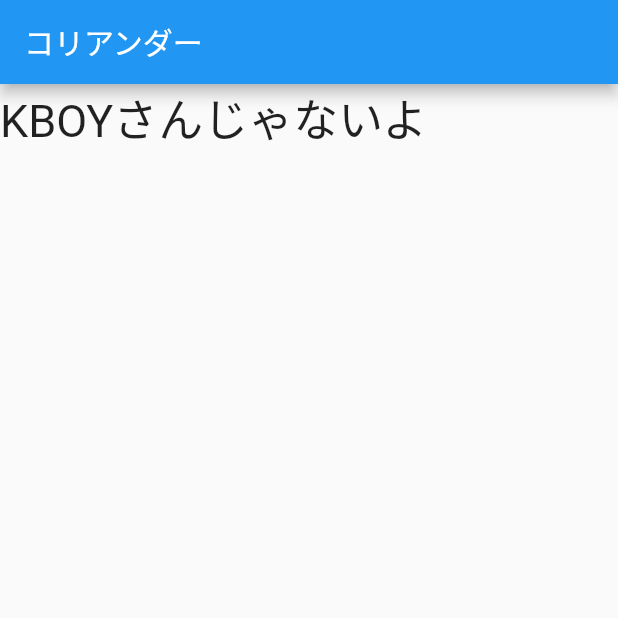
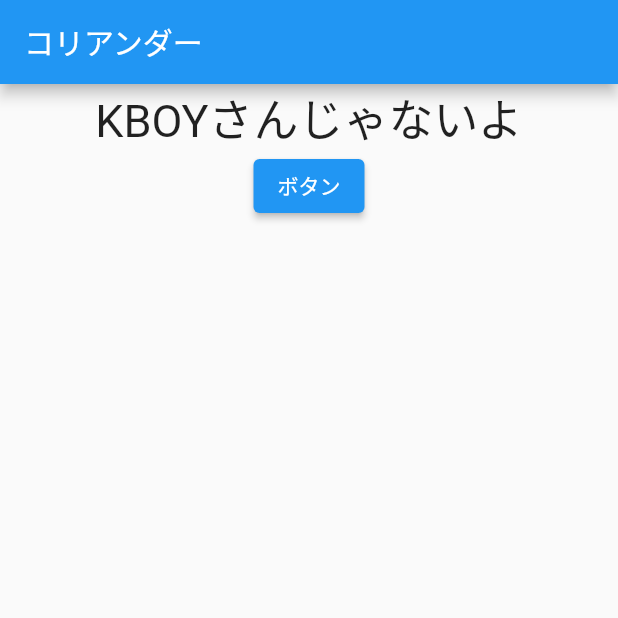
Before and after one commit to kunoyasutaka/coriander, a Flutter app: the screen it shows after launch, on a phone screen of 412 x 824 dp, the top half of it. Run offline on Flutter 3.47's test engine with Material 2 defaults, Android fonts, the phone set to English and light mode, and no system bars.

Commit message:
third commit

```diff
--- a/lib/main.dart
+++ b/lib/main.dart
@@ -1,43 +1,38 @@
 import 'package:flutter/material.dart';
 
-import 'next_page.dart';
 
 void main() {
   runApp(MyApp());
 }
 
 class MyApp extends StatelessWidget {
+  final String kboyText = "KBOYさんじゃないよ";
+
   @override
   Widget build(BuildContext context) {
     return MaterialApp(
       title: 'Flutter Demo',
-      home: MyHomePage(title: 'Flutter Demo Home Page'),
-    );
-  }
-}
+      home: Scaffold(
+        appBar: AppBar(
+          title: Text("コリアンダー"),
+        ),
+        body: Center(
+          child: Column(
+            children: [
+              Text(
+                kboyText,
+                style: TextStyle(
+                  fontSize: 30.0,
+                ),
+              ),
+              ElevatedButton(
+                child: Text("ボタン"),
+                onPressed: () {
 
-class MyHomePage extends StatefulWidget {
-  MyHomePage({Key key, this.title}) : super(key: key);
-
-  final String title;
-
-  @override
-  _MyHomePageState createState() => _MyHomePageState();
-}
-
-class _MyHomePageState extends State<MyHomePage> {
-  final items = List<String>.generate(10000, (i) => "Item $i");
-
-  @override
-  Widget build(BuildContext context) {
-    return Scaffold(
-      appBar: AppBar(
-        title: Text("コリアンダー"),
-      ),
-      body: Text(
-        "KBOYさんじゃないよ",
-        style: TextStyle(
-          fontSize: 30.0,
+                },
+              ),
+            ],
+          ),
         ),
       ),
     );
--- a/pubspec.yaml
+++ b/pubspec.yaml
@@ -28,6 +28,7 @@ dependencies:
   # The following adds the Cupertino Icons font to your application.
   # Use with the CupertinoIcons class for iOS style icons.
   cupertino_icons: ^1.0.2
+  provider: ^5.0.0
 
 dev_dependencies:
   flutter_test:
```
Also changed, not shown: lib/next_page.dart (deleted, +0 -35 lines).
